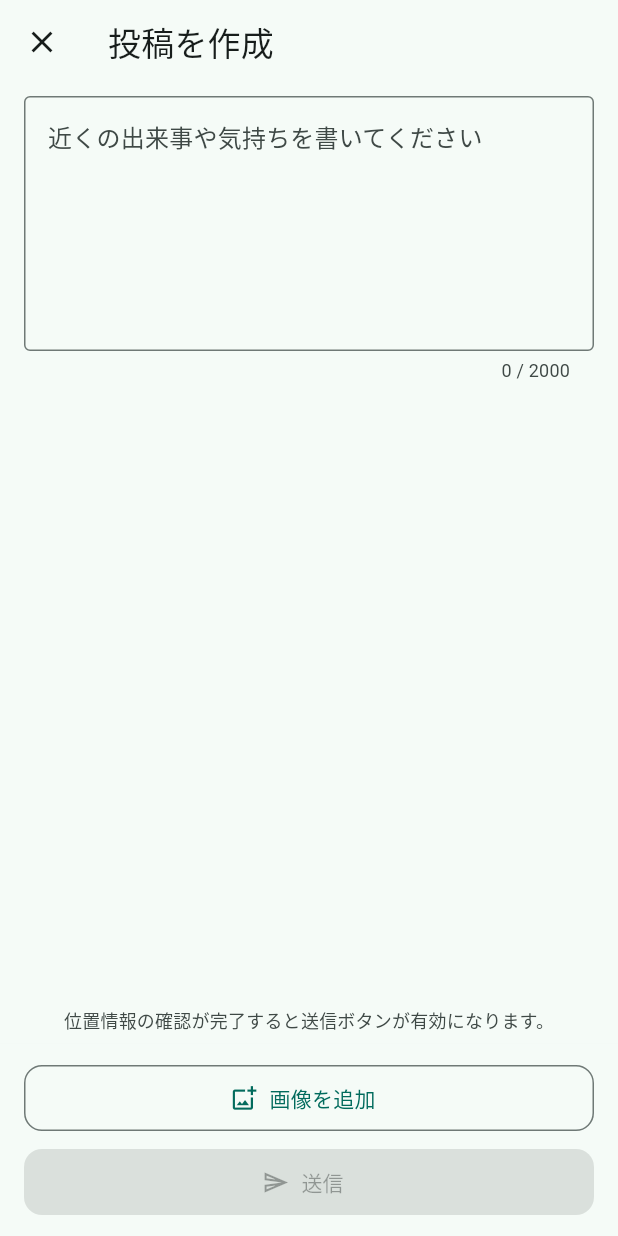
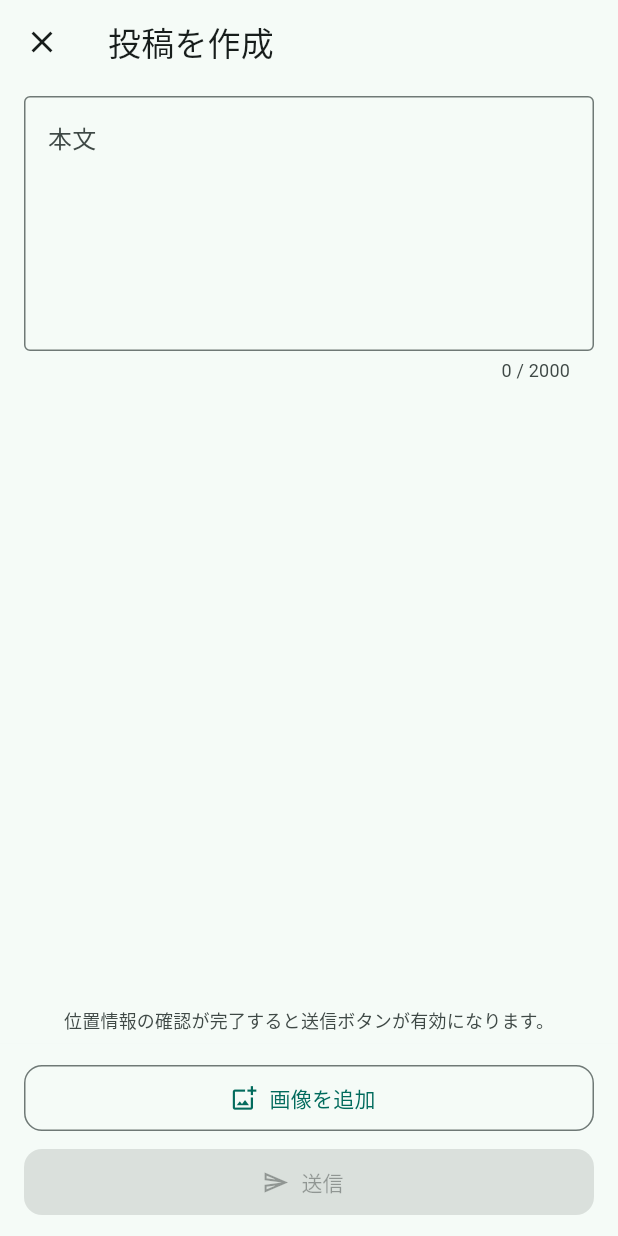
Before and after one commit to inumaruseiya/Nirz, a Flutter app: the ComposePage screen opened by its route, on a phone screen of 412 x 824 dp. Run offline on Flutter 3.47's test engine with Material 3 defaults, Android fonts, the phone set to English and light mode, and no system bars; our stand-ins replace equatable, flutter_riverpod, geolocator, go_router, supabase_flutter; accounts and stored records are empty.

Commit message:
feat(compose): validate non-empty content and maxLength (7-1-3)
Co-authored-by: 犬丸 聖哉 <inumaruseiya@users.noreply.github.com>

```diff
--- a/lib/presentation/compose/compose_page.dart
+++ b/lib/presentation/compose/compose_page.dart
@@ -20,6 +20,9 @@ class _ComposePageState extends ConsumerState<ComposePage> {
 
   final TextEditingController _contentController = TextEditingController();
 
+  /// 送信タップ後、本文が空または空白のみのときフィールド近傍に表示（実装計画 7-1-3）。
+  bool _emptyContentSubmitted = false;
+
   @override
   void dispose() {
     _contentController.dispose();
@@ -29,9 +32,14 @@ class _ComposePageState extends ConsumerState<ComposePage> {
   bool get _contentValid =>
       _contentController.text.trim().isNotEmpty;
 
+  String? get _contentErrorText {
+    if (!_emptyContentSubmitted || _contentValid) return null;
+    return '本文を入力してください。空白だけの投稿はできません。';
+  }
+
   bool _canSubmit(ComposeState composeState) {
     if (composeState is! ComposeEditing) return false;
-    return composeState.locationReady && _contentValid;
+    return composeState.locationReady;
   }
 
   bool _inputsLocked(ComposeState s) =>
@@ -74,14 +82,17 @@ class _ComposePageState extends ConsumerState<ComposePage> {
                     ),
                     child: Semantics(
                       label: '投稿本文',
+                      hint: '必須。最大 $_maxContentLength 文字。',
                       textField: true,
                       child: TextField(
                         controller: _contentController,
                         readOnly: _inputsLocked(composeState),
-                        decoration: const InputDecoration(
+                        decoration: InputDecoration(
+                          labelText: '本文',
                           hintText: '近くの出来事や気持ちを書いてください',
-                          border: OutlineInputBorder(),
+                          border: const OutlineInputBorder(),
                           alignLabelWithHint: true,
+                          errorText: _contentErrorText,
                         ),
                         keyboardType: TextInputType.multiline,
                         textCapitalization: TextCapitalization.sentences,
@@ -97,11 +108,22 @@ class _ComposePageState extends ConsumerState<ComposePage> {
                           return Text(
                             '$currentLength / $maxLength',
                             style: theme.textTheme.bodySmall?.copyWith(
-                              color: theme.colorScheme.onSurfaceVariant,
+                              color: _contentErrorText != null
+                                  ? theme.colorScheme.error
+                                  : theme.colorScheme.onSurfaceVariant,
                             ),
+                            semanticsLabel:
+                                '文字数 $currentLength 文字。上限 $maxLength 文字。'
+                                '${_contentErrorText != null ? _contentErrorText! : ''}',
                           );
                         },
-                        onChanged: (_) => setState(() {}),
+                        onChanged: (_) {
+                          if (_emptyContentSubmitted && _contentValid) {
+                            setState(() => _emptyContentSubmitted = false);
+                          } else {
+                            setState(() {});
+                          }
+                        },
                       ),
                     ),
                   ),
@@ -165,6 +187,10 @@ class _ComposePageState extends ConsumerState<ComposePage> {
   }
 
   void _onSubmitPressed() {
+    if (!_contentValid) {
+      setState(() => _emptyContentSubmitted = true);
+      return;
+    }
     // Phase 7-1-7: notifier.startSubmit() → CreatePostUseCase →
     // markSubmitSuccess / markSubmitFailure
   }
@@ -198,7 +224,7 @@ class _ComposeStatusStrip extends StatelessWidget {
               ),
               child: Text(
                 locationReady
-                    ? '位置の準備ができました。内容を確認して送信できます。'
+                    ? '位置の準備ができました。本文を入力してから送信してください。'
                     : '位置情報の確認が完了すると送信ボタンが有効になります。',
                 style: theme.textTheme.bodySmall?.copyWith(
                   color: colorScheme.onSurfaceVariant,
```
